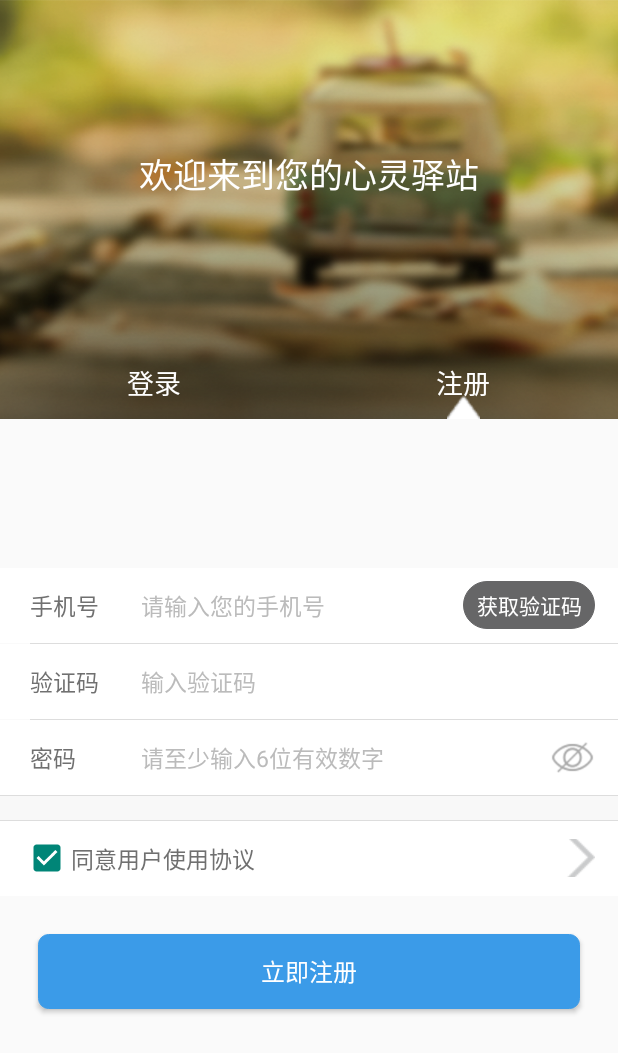
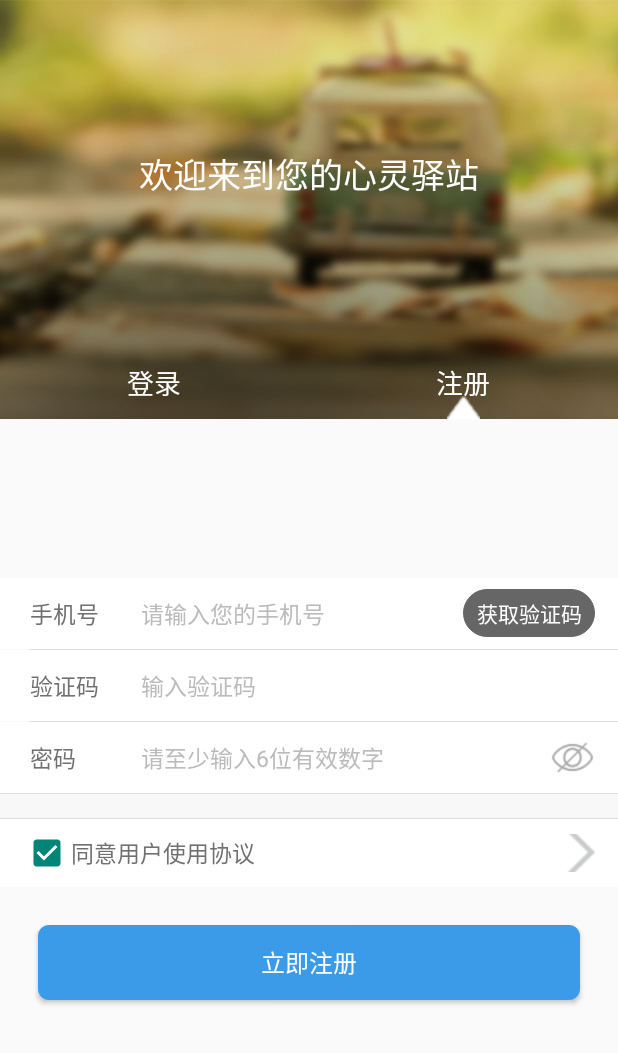
Before and after one commit to kiyybery/YanHaoAndroid, an Android app: the LoginActivity screen opened directly, with no data from a screen before it, after a tap on "注册", on a phone screen of 412 x 824 dp. Shown: the top 1053 px of the screen. Run offline under Robolectric (Android 15) with nearby library versions, the light colour scheme and no system bars.

Commit message:
调整UI细节与加入5.0系统适配（只适配了login，其他还在找方法）

```diff
--- a/app/src/main/java/com/yanhao/main/yanhaoandroid/adapter/AreaGridAdapter.java
+++ b/app/src/main/java/com/yanhao/main/yanhaoandroid/adapter/AreaGridAdapter.java
@@ -13,6 +13,7 @@ import android.widget.Toast;
 import com.yanhao.main.yanhaoandroid.R;
 import com.yanhao.main.yanhaoandroid.bean.AreaItem;
 import com.yanhao.main.yanhaoandroid.consult.ConsultListActivity;
+import com.yanhao.main.yanhaoandroid.util.CustomProgressDialog;
 
 import java.util.List;
 
@@ -59,7 +60,7 @@ public class AreaGridAdapter extends BaseAdapter {
                 Intent intent = new Intent();
                 intent.putExtra("itemId",i);
                 intent.putExtra("itemName",select);
-                intent.setClass(mContext,ConsultListActivity.class);
+                intent.setClass(mContext, ConsultListActivity.class);
                 mContext.startActivity(intent);
             }
         });
--- a/app/src/main/java/com/yanhao/main/yanhaoandroid/adapter/ConstantAdapter.java
+++ b/app/src/main/java/com/yanhao/main/yanhaoandroid/adapter/ConstantAdapter.java
@@ -21,7 +21,6 @@ public class ConstantAdapter extends BaseAdapter{
     private LayoutInflater mInflater;
 
     public ConstantAdapter (Context ctx,List<ConstantBean> list){
-
         mInflater = LayoutInflater.from(ctx);
         mList = list;
     }
@@ -53,7 +52,6 @@ public class ConstantAdapter extends BaseAdapter{
             viewHolder.area_tv = (TextView) view.findViewById(R.id.consult_area);
             view.setTag(viewHolder);
         }else {
-
             viewHolder = (ViewHolder) view.getTag();
         }
         viewHolder.imageView.setImageResource(R.drawable.avatar_default);
@@ -64,7 +62,6 @@ public class ConstantAdapter extends BaseAdapter{
     }
 
     class ViewHolder {
-
         ImageView imageView;
         TextView name_tv,level_tv,area_tv;
     }
--- a/app/src/main/java/com/yanhao/main/yanhaoandroid/consult/ConsultFragment.java
+++ b/app/src/main/java/com/yanhao/main/yanhaoandroid/consult/ConsultFragment.java
@@ -35,8 +35,8 @@ public class ConsultFragment extends Fragment{
             R.drawable.sex,R.drawable.other
     };
     private String[] areatexts = new String[]{
-            "婚姻关系","少年儿童","职场困惑",
-            "情绪神经症","人及社交","个人成长",
+            "婚姻关系","青少年儿童","职场困惑",
+            "情绪与神经症","人际社交","个人成长",
             "性方面","其他"
     };
 
--- a/app/src/main/java/com/yanhao/main/yanhaoandroid/login/LoginActivity.java
+++ b/app/src/main/java/com/yanhao/main/yanhaoandroid/login/LoginActivity.java
@@ -6,6 +6,7 @@ import android.support.v4.app.FragmentTransaction;
 import android.support.v7.app.AppCompatActivity;
 import android.view.View;
 import android.view.Window;
+import android.view.WindowManager;
 import android.widget.Button;
 import android.widget.Toast;
 
@@ -29,6 +30,9 @@ public class LoginActivity extends AppCompatActivity implements View.OnClickList
         requestWindowFeature(Window.FEATURE_NO_TITLE);
         super.onCreate(savedInstanceState);
         setContentView(R.layout.activity_main);
+
+        //透明状态栏
+        getWindow().addFlags(WindowManager.LayoutParams.FLAG_TRANSLUCENT_STATUS);
 
         initview();
         setListener();
--- a/app/src/main/java/com/yanhao/main/yanhaoandroid/login/LoginFragment.java
+++ b/app/src/main/java/com/yanhao/main/yanhaoandroid/login/LoginFragment.java
@@ -23,6 +23,7 @@ import android.widget.Toast;
 import com.yanhao.main.yanhaoandroid.MainActivity;
 import com.yanhao.main.yanhaoandroid.R;
 import com.yanhao.main.yanhaoandroid.util.CommonUtils;
+import com.yanhao.main.yanhaoandroid.util.CustomProgressDialog;
 import com.yanhao.main.yanhaoandroid.util.StringUtil;
 
 /**
--- a/app/src/main/java/com/yanhao/main/yanhaoandroid/matchconsultant/MatchConstantFragment.java
+++ b/app/src/main/java/com/yanhao/main/yanhaoandroid/matchconsultant/MatchConstantFragment.java
@@ -100,6 +100,7 @@ public class MatchConstantFragment extends Fragment {
         set = (AnimationSet) AnimationUtils.loadAnimation(getActivity(), R.anim.gear_anim);
         setLeft = (AnimationSet) AnimationUtils.loadAnimation(getActivity(), R.anim.gear_anim_left);
         setRight = (AnimationSet) AnimationUtils.loadAnimation(getActivity(), R.anim.gear_anim_right);
+
         ImageView gearIV = (ImageView) view.findViewById(R.id.gear_iv);
         ImageView gearIVLeft = (ImageView) view.findViewById(R.id.gear_iv_left);
         ImageView gearIVRight = (ImageView) view.findViewById(R.id.gear_iv_right);
--- a/app/src/main/res/layout/activity_main.xml
+++ b/app/src/main/res/layout/activity_main.xml
@@ -1,63 +1,62 @@
-<RelativeLayout
-    xmlns:android="http://schemas.android.com/apk/res/android"
+<RelativeLayout xmlns:android="http://schemas.android.com/apk/res/android"
     xmlns:tools="http://schemas.android.com/tools"
     android:layout_width="match_parent"
     android:layout_height="match_parent"
-    tools:context=".MainActivity"
-    >
+    tools:context=".MainActivity">
 
     <RelativeLayout
         android:id="@+id/login_top_layout"
         android:layout_width="match_parent"
         android:layout_height="231dp"
-        android:background="@drawable/login_title_bg">
+        android:background="@drawable/login_title_bg"
+        android:clipToPadding="true"
+        >
 
         <TextView
             android:id="@+id/login_title_tv"
             android:layout_width="wrap_content"
             android:layout_height="wrap_content"
+            android:layout_centerHorizontal="true"
+            android:layout_centerVertical="true"
             android:text="欢迎来到您的心灵驿站"
             android:textColor="#FFFFFF"
-            android:textSize="22.6sp"
-            android:layout_centerVertical="true"
-            android:layout_centerHorizontal="true" />
+            android:textSize="22.6sp" />
     </RelativeLayout>
 
     <FrameLayout
         android:id="@+id/login_title_layout"
         android:layout_width="fill_parent"
         android:layout_height="48dp"
-        android:background="@drawable/login_select_line"
-        android:layout_below="@+id/login_top_layout">
+        android:layout_below="@+id/login_top_layout"
+        android:background="@drawable/login_select_line">
 
         <LinearLayout
             android:id="@+id/login_line_layout"
             android:layout_width="match_parent"
             android:layout_height="match_parent"
-            android:orientation="horizontal"
-            >
+            android:orientation="horizontal">
 
             <Button
                 android:id="@+id/login_btn"
                 android:layout_width="0dp"
                 android:layout_height="wrap_content"
+                android:layout_gravity="bottom"
                 android:layout_weight="1"
                 android:background="@drawable/no_corner_white"
                 android:text="登录"
                 android:textColor="@color/white"
-                android:textSize="18sp"
-                android:layout_gravity="bottom" />
+                android:textSize="18sp" />
 
             <Button
                 android:id="@+id/rigst_btn"
                 android:layout_width="0dp"
                 android:layout_height="wrap_content"
+                android:layout_gravity="bottom"
                 android:layout_weight="1"
                 android:background="@drawable/no_corner_white"
                 android:text="注册"
                 android:textColor="@color/white"
-                android:textSize="18sp"
-                android:layout_gravity="bottom" />
+                android:textSize="18sp" />
         </LinearLayout>
 
         <LinearLayout
@@ -71,21 +70,19 @@
                 android:id="@+id/pinnedIndicator"
                 android:layout_width="0dp"
                 android:layout_height="wrap_content"
-                android:layout_weight="1"
-                >
-                <ImageView style="@style/UserCenter.Indicator"/>
+                android:layout_weight="1">
+
+                <ImageView style="@style/UserCenter.Indicator" />
             </FrameLayout>
         </LinearLayout>
-        </FrameLayout>
-
+    </FrameLayout>
 
     <FrameLayout
         android:id="@+id/content_frame"
         android:layout_width="match_parent"
         android:layout_height="wrap_content"
-        android:layout_centerVertical="true"
         android:layout_alignParentLeft="true"
-        android:layout_alignParentStart="true">
-    </FrameLayout>
+        android:layout_alignParentStart="true"
+        android:layout_centerVertical="true"></FrameLayout>
 
 </RelativeLayout>
--- a/app/src/main/res/layout/area_item.xml
+++ b/app/src/main/res/layout/area_item.xml
@@ -8,8 +8,8 @@
 
     <ImageView
         android:id="@+id/area_iv"
-        android:layout_width="60dp"
-        android:layout_height="60dp"
+        android:layout_width="53dp"
+        android:layout_height="53dp"
         android:layout_gravity="center_horizontal"
         android:layout_marginTop="10dp"
         android:src="@drawable/marriage" />
@@ -21,6 +21,6 @@
         android:layout_gravity="center_horizontal"
         android:layout_marginBottom="10dp"
         android:text="婚姻关系"
-        android:textSize="19sp" />
+        android:textSize="15sp" />
 
 </LinearLayout>
--- a/app/src/main/res/layout/fragment_matchitem.xml
+++ b/app/src/main/res/layout/fragment_matchitem.xml
@@ -46,15 +46,13 @@
                 style="@style/Snapchat.Detail.Comment.Item3"
                 android:layout_marginTop="15dp"
                 android:text="擅长 亲子关系 婚姻家庭 亲子关系" />
-
-
         </LinearLayout>
 
         <LinearLayout
             android:layout_width="wrap_content"
             android:layout_height="wrap_content"
             android:layout_gravity="right|center"
-            android:layout_marginLeft="50dp">
+            android:layout_marginLeft="60dp">
 
             <ImageButton
                 android:id="@+id/login_show_pwd"
--- a/app/src/main/res/layout/login_fragment.xml
+++ b/app/src/main/res/layout/login_fragment.xml
@@ -3,7 +3,7 @@
     android:layout_width="match_parent"
     android:layout_height="match_parent"
     tools:context="com.example.administrator.mylogin.LoginFragment"
-    android:layout_marginTop="157.6dp">
+    android:layout_marginTop="177.6dp">
 
     <include layout="@layout/divider_settings" />
     <LinearLayout
--- a/app/src/main/res/layout/right_fragment.xml
+++ b/app/src/main/res/layout/right_fragment.xml
@@ -14,7 +14,7 @@
         android:layout_height="wrap_content"
         android:background="@color/white"
         android:gravity="center"
-        android:minHeight="50dp"
+        android:minHeight="45dp"
         android:orientation="horizontal">
 
         <TextView
@@ -47,7 +47,7 @@
         android:layout_height="wrap_content"
         android:background="@color/white"
         android:gravity="center"
-        android:minHeight="50dp"
+        android:minHeight="45dp"
         android:orientation="horizontal">
 
         <TextView
@@ -71,7 +71,7 @@
         android:layout_height="wrap_content"
         android:background="@color/white"
         android:gravity="center_vertical"
-        android:minHeight="50dp"
+        android:minHeight="45dp"
         android:orientation="horizontal">
 
         <TextView
@@ -108,7 +108,7 @@
         android:layout_height="wrap_content"
         android:background="@color/white"
         android:gravity="center_vertical"
-        android:minHeight="50dp"
+        android:minHeight="45dp"
         android:orientation="horizontal">
         <!-- android:drawableLeft="@drawable/checkbox_bg_selector"
                     android:button="@null"
--- a/app/src/main/res/values/colors.xml
+++ b/app/src/main/res/values/colors.xml
@@ -280,5 +280,5 @@
 
     <color name="background_tab_pressed">#22000000</color>
     <color name="bilibg">#f2f2f2</color>
-    <color name= "black_alpha2">#23000000</color>
+    <color name= "black_alpha2">@color/yr_divider</color>
 </resources>
```
Also changed, not shown: app/src/main/java/com/yanhao/main/yanhaoandroid/MainActivity.java (+44 -1 lines), app/src/main/java/com/yanhao/main/yanhaoandroid/consult/ConsultListFragment.java (+8 -5 lines), app/src/main/res/layout/dialog_confirm.xml (+16 -14 lines), app/src/main/res/layout/frag_subarea.xml (+3 -4 lines), app/src/main/res/layout/fragment_matchconsultant.xml (+10 -7 lines), app/src/main/res/values/styles.xml (+17 -0 lines).
